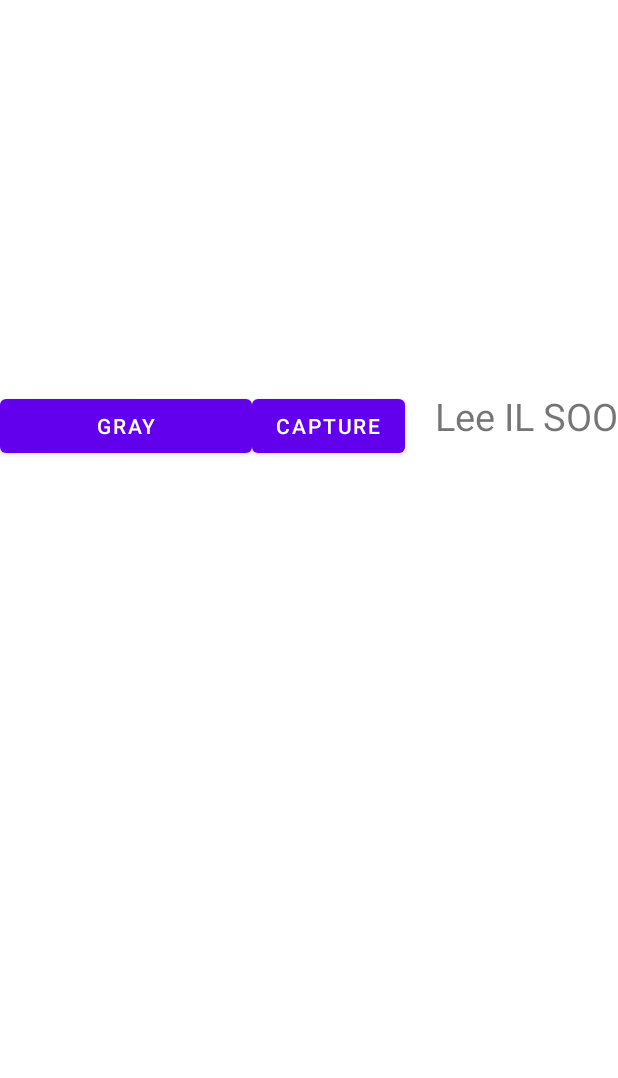
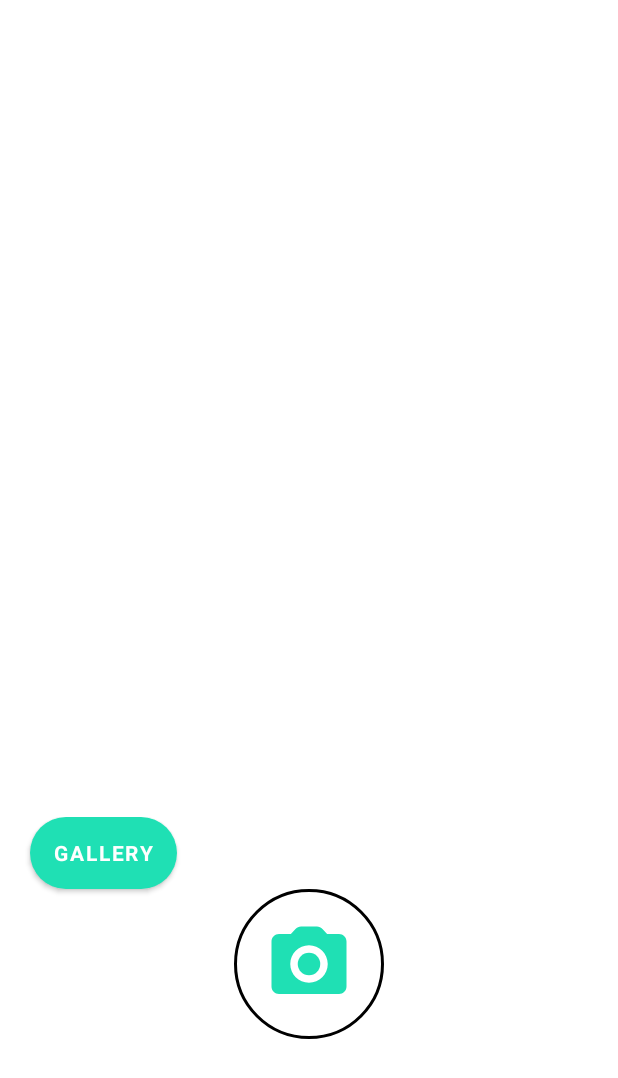
Before and after one commit to ilsoo1221/SwitchCamera, an Android app: the layout sc_main_activity.xml on its own in the app's theme, with its tools: preview values and no code run, on a phone screen of 412 x 824 dp. Shown: the top 1078 px of the screen. Run offline under Robolectric (Android 15) with nearby library versions, the phone set to English and light mode, and no system bars.

Commit message:
2020.11.27 designing...

```diff
--- a/app/src/main/AndroidManifest.xml
+++ b/app/src/main/AndroidManifest.xml
@@ -4,6 +4,7 @@
 
     <uses-feature android:name="android.hardware.camera" android:required="true" />
     <uses-permission android:name="android.permission.CAMERA" />
+    <uses-permission android:name="android.permission.READ_EXTERNAL_STORAGE"/>
 
 
     <application
@@ -13,13 +14,14 @@
         android:roundIcon="@mipmap/ic_launcher_round"
         android:supportsRtl="true"
         android:theme="@style/Theme.SwitchCamera">
-        <activity android:name=".MainActivity">
+        <activity android:name=".SCActivity.SC_MainActivity">
             <intent-filter>
                 <action android:name="android.intent.action.MAIN" />
 
                 <category android:name="android.intent.category.LAUNCHER" />
             </intent-filter>
         </activity>
+        <activity android:name=".SCActivity.SC_ImageEditActivity"></activity>
     </application>
 
 </manifest>
--- /dev/null
+++ b/app/src/main/res/drawable/capture_button_normal.xml
@@ -0,0 +1,7 @@
+<?xml version="1.0" encoding="utf-8"?>
+<!--  res/drawable/rounded_edittext.xml -->
+<shape xmlns:android="http://schemas.android.com/apk/res/android"
+    android:shape="oval" android:padding="0dp">
+    <stroke android:width="2dp" android:color="@color/black">
+    </stroke>
+</shape>
--- /dev/null
+++ b/app/src/main/res/drawable/gallery_button_normal.xml
@@ -0,0 +1,11 @@
+<?xml version="1.0" encoding="utf-8"?>
+<!--  res/drawable/rounded_edittext.xml -->
+<shape xmlns:android="http://schemas.android.com/apk/res/android"
+    android:shape="rectangle" android:padding="0dp">
+    <solid android:color="@color/mainColor"/>
+    <corners
+        android:bottomRightRadius="50dp"
+        android:bottomLeftRadius="50dp"
+        android:topLeftRadius="50dp"
+        android:topRightRadius="50dp"/>
+</shape>
--- /dev/null
+++ b/app/src/main/res/drawable/round_photo_camera_24.xml
@@ -0,0 +1,12 @@
+<vector xmlns:android="http://schemas.android.com/apk/res/android"
+    android:width="60dp"
+    android:height="60dp"
+    android:viewportWidth="24"
+    android:viewportHeight="24">
+  <path
+      android:fillColor="@color/mainColor"
+      android:pathData="M12,12m-3,0a3,3 0,1 1,6 0a3,3 0,1 1,-6 0"/>
+  <path
+      android:fillColor="@color/mainColor"
+      android:pathData="M20,4h-3.17l-1.24,-1.35c-0.37,-0.41 -0.91,-0.65 -1.47,-0.65L9.88,2c-0.56,0 -1.1,0.24 -1.48,0.65L7.17,4L4,4c-1.1,0 -2,0.9 -2,2v12c0,1.1 0.9,2 2,2h16c1.1,0 2,-0.9 2,-2L22,6c0,-1.1 -0.9,-2 -2,-2zM12,17c-2.76,0 -5,-2.24 -5,-5s2.24,-5 5,-5 5,2.24 5,5 -2.24,5 -5,5z"/>
+</vector>
--- a/app/src/main/res/layout/sc_main_activity.xml
+++ b/app/src/main/res/layout/sc_main_activity.xml
@@ -1,46 +1,68 @@
 <?xml version="1.0" encoding="utf-8"?>
 <LinearLayout xmlns:android="http://schemas.android.com/apk/res/android"
+    xmlns:app="http://schemas.android.com/apk/res-auto"
     android:layout_width="match_parent"
     android:layout_height="match_parent"
-    android:orientation="vertical">
+    android:orientation="vertical"
+    android:weightSum="15">
 
     <FrameLayout
-        android:id="@+id/camera_preview"
+        android:id="@+id/main_framelayout"
         android:layout_width="match_parent"
-        android:layout_height="260dp" />
+        android:layout_height="0dp"
+        android:layout_weight="12">
+
+        <FrameLayout
+            android:id="@+id/camera_preview"
+            android:layout_width="match_parent"
+            android:layout_height="match_parent" />
+
+        <ImageView
+            android:id="@+id/captured_image"
+            android:layout_width="match_parent"
+            android:layout_height="match_parent" />
+
+    </FrameLayout>
 
     <LinearLayout
         android:layout_width="match_parent"
         android:layout_height="wrap_content"
+        android:orientation="vertical"
+        android:layout_marginTop="20dp"
         android:gravity="center">
 
-        <Button
-            android:id="@+id/button_gray"
-            android:layout_width="129dp"
-            android:layout_height="wrap_content"
+
+
+        <LinearLayout
+            android:layout_width="match_parent"
+            android:layout_height="match_parent"
             android:layout_weight="1"
-            android:text="Gray" />
+            android:orientation="vertical">
 
-        <Button
-            android:id="@+id/button_capture"
-            android:layout_width="wrap_content"
-            android:layout_height="wrap_content"
-            android:layout_gravity="center_vertical"
-            android:text="Capture" />
+            <Button
+                android:id="@+id/button_gallery"
+                android:layout_width="wrap_content"
+                android:layout_height="wrap_content"
+                android:layout_marginLeft="20dp"
+                android:background="@drawable/gallery_button_normal"
+                android:fontFamily="sans-serif"
+                android:text="gallery"
+                android:textSize="14sp"
+                android:textStyle="bold"
+                app:backgroundTint="@color/mainColor"
+                app:rippleColor="@color/teal_200" />
 
-        <TextView
-            android:layout_width="wrap_content"
-            android:layout_height="match_parent"
-            android:layout_marginLeft="20dp"
-            android:text="Lee IL SOO"
-            android:textSize="25dp" />
+            <ImageButton
+                android:id="@+id/button_capture"
+                android:layout_width="wrap_content"
+                android:layout_height="wrap_content"
+                android:layout_gravity="center"
+                android:src="@drawable/round_photo_camera_24"
+                android:background="@drawable/capture_button_normal"
+                android:padding="20dp"
+                android:text="Capture" />
+        </LinearLayout>
 
     </LinearLayout>
 
-    <ImageView
-        android:id="@+id/captured_image"
-        android:layout_width="match_parent"
-        android:layout_height="wrap_content"
-        android:layout_marginTop="15dp" />
-
 </LinearLayout>
--- a/app/src/main/res/values/colors.xml
+++ b/app/src/main/res/values/colors.xml
@@ -7,4 +7,5 @@
     <color name="teal_700">#FF018786</color>
     <color name="black">#FF000000</color>
     <color name="white">#FFFFFFFF</color>
+    <color name="mainColor">#1fe0b4</color>
 </resources>
```
Also changed, not shown: app/src/main/java/com/example/switchcamera/SCActivity/SC_ImageEditActivity.java (added, +31 -0 lines), app/src/main/java/com/example/switchcamera/SCActivity/SC_MainActivity.java (renamed from app/src/main/java/com/example/switchcamera/MainActivity.java, +95 -10 lines), app/src/main/res/layout/sc_edit_activity.xml (+50 -2 lines).
